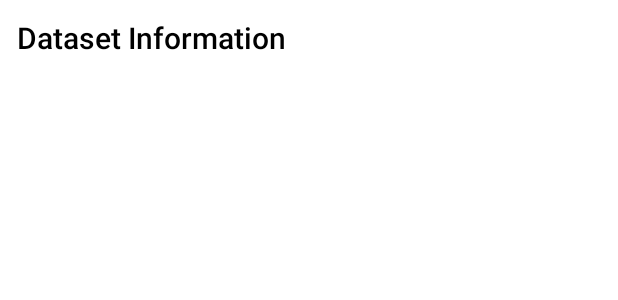
After one commit to mssandeepkamath/sms-spam-filter-android, an Android app: the layout activity_dataset_actvitiy.xml on its own in the app's theme, with its tools: preview values and no code run, on a phone screen of 412 x 824 dp. The commit adds this screen. Shown: the top 300 px of the screen. Run offline under Robolectric (Android 15) with nearby library versions, the phone set to English and light mode, and no system bars; network calls fail.

Commit message:
dataset-graph-added

```diff
--- a/app/build.gradle
+++ b/app/build.gradle
@@ -39,4 +39,5 @@ dependencies {
     implementation 'com.android.volley:volley:1.2.1'
     implementation 'com.github.bumptech.glide:glide:4.12.0'
     annotationProcessor 'com.github.bumptech.glide:compiler:4.12.0'
+    implementation 'com.github.PhilJay:MPAndroidChart:v3.1.0'
 }
--- /dev/null
+++ b/app/src/main/res/layout/activity_dataset_actvitiy.xml
@@ -0,0 +1,40 @@
+<?xml version="1.0" encoding="utf-8"?>
+<LinearLayout xmlns:android="http://schemas.android.com/apk/res/android"
+    xmlns:tools="http://schemas.android.com/tools"
+    android:layout_width="match_parent"
+    android:layout_height="match_parent"
+    android:orientation="vertical"
+    android:layout_margin="1dp"
+    tools:context=".activity.DatasetActvitiy">
+
+    <RelativeLayout
+        android:layout_width="match_parent"
+        android:layout_height="60dp"
+        >
+
+        <TextView
+            android:id="@+id/hider"
+            android:layout_width="wrap_content"
+            android:layout_height="wrap_content"
+            android:layout_marginStart="10dp"
+            android:layout_alignParentStart="true"
+            android:layout_marginTop="10dp"
+            android:layout_marginEnd="10dp"
+            android:layout_marginBottom="10dp"
+            android:fontFamily="sans-serif-light"
+            android:text="Dataset Information"
+            android:textColor="@color/black"
+            android:textSize="20dp"
+            android:textStyle="bold" />
+
+
+    </RelativeLayout>
+
+    <FrameLayout
+        android:id="@+id/chartContainer"
+        android:layout_width="match_parent"
+        android:layout_height="match_parent"
+        android:layout_marginTop="16dp"
+        android:background="@android:color/white" />
+
+</LinearLayout>
--- a/app/src/main/res/layout/item_sms.xml
+++ b/app/src/main/res/layout/item_sms.xml
@@ -47,6 +47,7 @@
             android:lines="3"
             android:textColor="#6F6F6F"
             android:layout_weight="1.4"
+            android:padding="2dp"
             android:textSize="12sp" />
 
     </LinearLayout>
--- a/settings.gradle
+++ b/settings.gradle
@@ -2,6 +2,7 @@ pluginManagement {
     repositories {
         google()
         mavenCentral()
+        maven { url 'https://jitpack.io' }
         gradlePluginPortal()
     }
 }
@@ -9,6 +10,7 @@ dependencyResolutionManagement {
     repositoriesMode.set(RepositoriesMode.FAIL_ON_PROJECT_REPOS)
     repositories {
         google()
+        maven { url 'https://jitpack.io' }
         mavenCentral()
     }
 }
```
Also changed, not shown: app/src/main/AndroidManifest.xml (+5 -2 lines), app/src/main/java/com/sandeep/smsspamfilter/activity/DatasetActvitiy.java (added, +110 -0 lines), app/src/main/java/com/sandeep/smsspamfilter/activity/MainActivity.java (+12 -0 lines), app/src/main/res/layout/activity_main.xml (+30 -10 lines), app/src/main/res/drawable/database.png (added).
